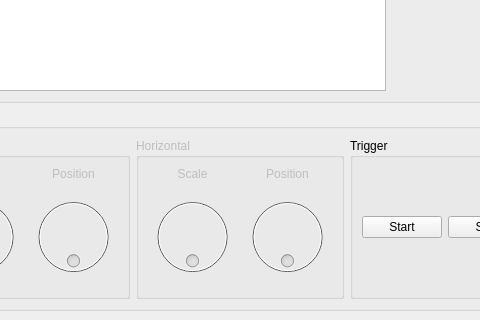
First picture: the form in source/mainwindow.ui, repository d06alexandrov/u-scope, before the edit; both pictures show x 713 to 1193 and y 280 to 600 of the 1274 by 600 pixel window.
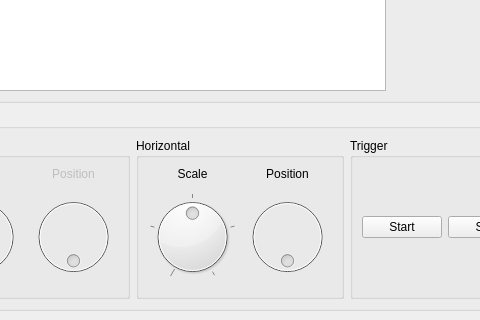
Second picture: the form after the edit. Custom widgets are drawn as their Qt base class.

```diff
--- a/source/mainwindow.ui
+++ b/source/mainwindow.ui
@@ -70,7 +70,7 @@
           </property>
           <layout class="QHBoxLayout" name="horizontalLayout_3">
            <item>
-            <widget class="QWidget" name="" native="true">
+            <widget class="QWidget" name="widget" native="true">
              <layout class="QVBoxLayout" name="verticalLayout_6">
               <property name="spacing">
                <number>0</number>
@@ -347,7 +347,7 @@
            <item>
             <widget class="QGroupBox" name="horizontalConfig">
              <property name="enabled">
-              <bool>false</bool>
+              <bool>true</bool>
              </property>
              <property name="title">
               <string>Horizontal</string>
@@ -366,8 +366,23 @@
                  </widget>
                 </item>
                 <item>
-                 <widget class="QDial" name="dial">
+                 <widget class="QDial" name="horizontalScale">
+                  <property name="minimum">
+                   <number>2</number>
+                  </property>
+                  <property name="maximum">
+                   <number>6</number>
+                  </property>
+                  <property name="value">
+                   <number>4</number>
+                  </property>
                   <property name="wrapping">
+                   <bool>false</bool>
+                  </property>
+                  <property name="notchTarget">
+                   <double>1.000000000000000</double>
+                  </property>
+                  <property name="notchesVisible">
                    <bool>true</bool>
                   </property>
                  </widget>
@@ -388,6 +403,9 @@
                 </item>
                 <item>
                  <widget class="QDial" name="dial_2">
+                  <property name="enabled">
+                   <bool>false</bool>
+                  </property>
                   <property name="wrapping">
                    <bool>true</bool>
                   </property>
```
